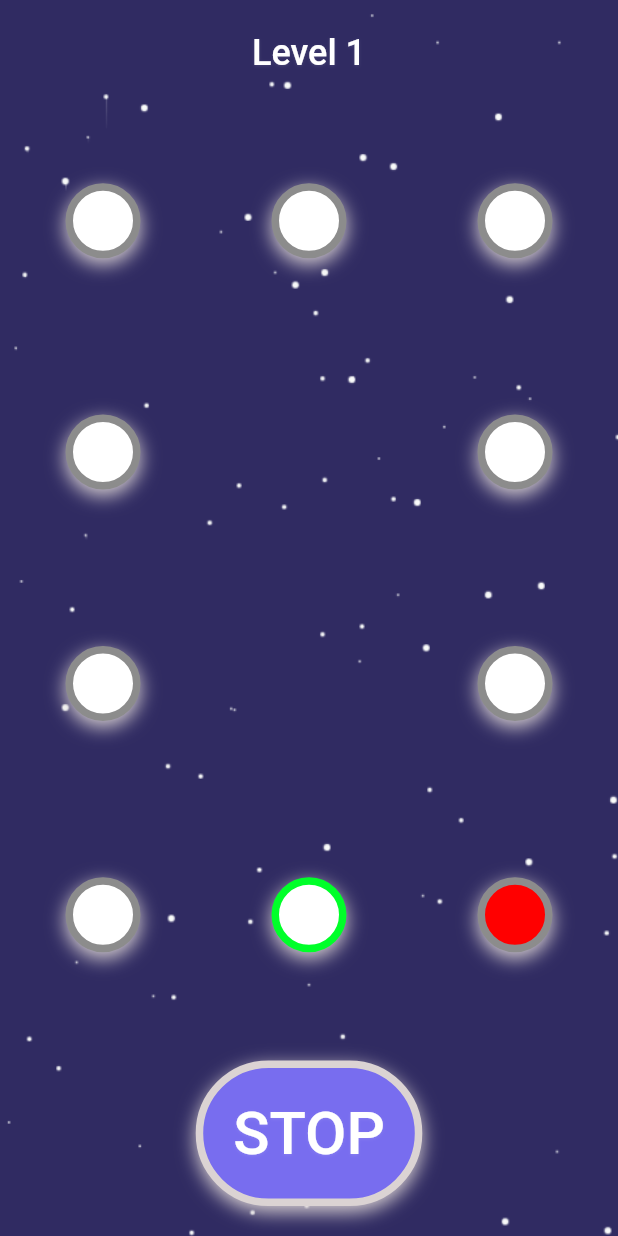
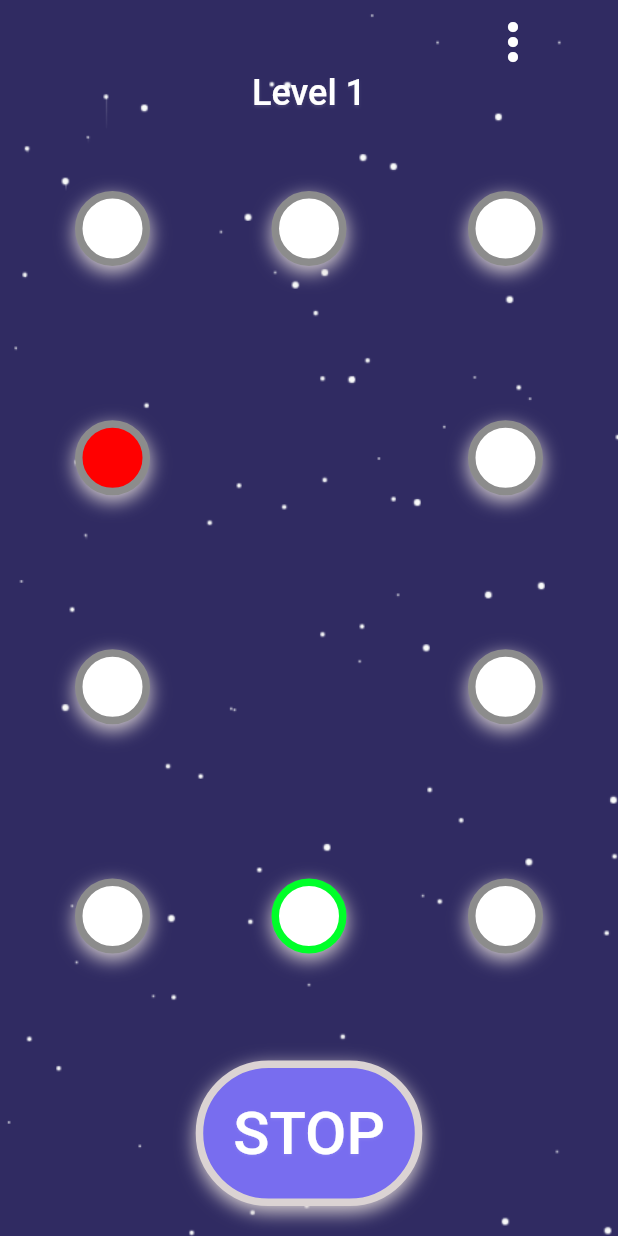
Before and after one commit to mmarcosmath/gamofled, a Flutter app: the screen it shows after launch, on a phone screen of 412 x 824 dp. Run offline on Flutter 3.47's test engine with Material 2 defaults, Android fonts, the light colour scheme and no system bars; our stand-ins replace vibration; missing offline and left inert: dart:html.

Commit message:
Score adicionado

```diff
--- a/lib/game/screens/components/group_led.dart
+++ b/lib/game/screens/components/group_led.dart
@@ -15,19 +15,19 @@ class GroupLed extends StatelessWidget {
           crossAxisAlignment: CrossAxisAlignment.stretch,
           children: [
             Row(
-              mainAxisAlignment: MainAxisAlignment.spaceAround,
+              mainAxisAlignment: MainAxisAlignment.spaceBetween,
               children: groupList.sublist(0, 3),
             ),
             Row(
-              mainAxisAlignment: MainAxisAlignment.spaceAround,
+              mainAxisAlignment: MainAxisAlignment.spaceBetween,
               children: groupList.sublist(3, 6),
             ),
             Row(
-              mainAxisAlignment: MainAxisAlignment.spaceAround,
+              mainAxisAlignment: MainAxisAlignment.spaceBetween,
               children: groupList.sublist(6, 9),
             ),
             Row(
-              mainAxisAlignment: MainAxisAlignment.spaceAround,
+              mainAxisAlignment: MainAxisAlignment.spaceBetween,
               children: groupList.sublist(9, 12),
             ),
           ],
--- /dev/null
+++ b/lib/game/screens/components/popop_menu.dart
@@ -0,0 +1,71 @@
+import 'dart:html';
+
+import 'package:flutter/material.dart';
+import '../score.dart';
+
+class CustomPopupMenu extends StatelessWidget {
+  final List<Map<String, dynamic>> listScore = [
+    <String, dynamic>{"name": "marcos", "point": 22},
+    <String, dynamic>{"name": "marcos", "point": 17},
+    <String, dynamic>{"name": "marcos", "point": 8},
+    <String, dynamic>{"name": "marcos", "point": 23},
+  ];
+  List<PopupMenuEntry<dynamic>> _itemBuilder(context) {
+    var list = List<PopupMenuEntry<Object>>();
+    list.add(
+      PopupMenuItem(
+        child: GestureDetector(
+          onTap: () => Navigator.push(
+            context,
+            MaterialPageRoute(
+              builder: (context) {
+                return Score(score: listScore);
+              },
+            ),
+          ),
+          child: Row(
+            children: <Widget>[
+              Padding(
+                padding: const EdgeInsets.only(right: 10),
+                child: Icon(
+                  Icons.score,
+                  color: Colors.white,
+                  size: 30,
+                ),
+              ),
+              Text(
+                "Score",
+                style: TextStyle(
+                  color: Colors.white,
+                  fontSize: 18,
+                ),
+              ),
+            ],
+          ),
+        ),
+      ),
+    );
+    return list;
+  }
+
+  @override
+  Widget build(BuildContext context) {
+    return PopupMenuButton(
+      tooltip: "Menu",
+      shape: OutlineInputBorder(
+        borderRadius: BorderRadius.circular(10),
+        borderSide: BorderSide(
+          color: Colors.white,
+          width: 3,
+        ),
+      ),
+      color: Color(0xFF786DEF),
+      itemBuilder: _itemBuilder,
+      icon: Icon(
+        Icons.more_vert,
+        size: 40,
+        color: Colors.white,
+      ),
+    );
+  }
+}
--- a/lib/game/screens/gamofled.dart
+++ b/lib/game/screens/gamofled.dart
@@ -2,6 +2,7 @@ import 'dart:async';
 
 import 'package:flutter/material.dart';
 import 'package:flutter/services.dart';
+import 'package:gamofled/game/screens/components/popop_menu.dart';
 import 'package:gamofled/game/screens/initial_screen.dart';
 import 'components/button_stop.dart';
 import 'controllers/game_over_controller.dart';
@@ -122,11 +123,18 @@ class _GamofLedState extends State<GamofLed> {
                 changeScreen: changeScreen,
               )
             : SafeArea(
+                child: Container(
+                  margin: EdgeInsets.symmetric(horizontal: 50),
                   child: Column(
                     children: [
-                    Container(
-                      height: 70,
-                      child: Center(
+                      Row(
+                        crossAxisAlignment: CrossAxisAlignment.center,
+                        mainAxisAlignment: MainAxisAlignment.end,
+                        children: [
+                          CustomPopupMenu(),
+                        ],
+                      ),
+                      Center(
                         child: Text(
                           "Level $level",
                           style: TextStyle(
@@ -143,7 +151,6 @@ class _GamofLedState extends State<GamofLed> {
                           ),
                         ),
                       ),
-                    ),
                       GroupLed(
                         groupList: list,
                       ),
@@ -152,6 +159,7 @@ class _GamofLedState extends State<GamofLed> {
                   ),
                 ),
               ),
+      ),
     );
   }
 }
--- a/lib/game/screens/initial_screen.dart
+++ b/lib/game/screens/initial_screen.dart
@@ -4,7 +4,7 @@ class InitialScreen extends StatelessWidget {
   final Function() changeScreen;
 
   Future<void> timeChange() async {
-    await Future.delayed(Duration(seconds: 3), changeScreen);
+    await Future.delayed(Duration(seconds: 1), changeScreen);
   }
 
   InitialScreen({this.changeScreen});
```
Also changed, not shown: lib/game/screens/score.dart (added, +59 -0 lines). Lines whose indentation alone changed are shown as unchanged.
